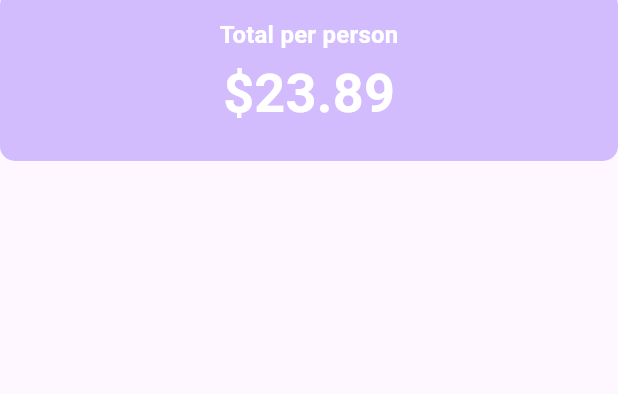
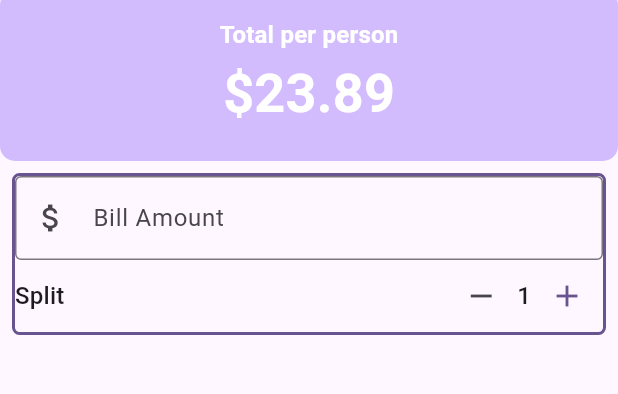
Before and after one commit to KazukiYoshida24/utip, a Flutter app: the screen it shows after launch, on a phone screen of 412 x 824 dp, the part 94-488 px from its top. Run offline on Flutter 3.47's test engine with Material 3 defaults, Android fonts, the phone set to English and light mode, and no system bars.

```diff
--- a/lib/main.dart
+++ b/lib/main.dart
@@ -31,6 +31,23 @@ class UTip extends StatefulWidget {
 }
 
 class _UTipState extends State<UTip> {
+  int _personCount = 1;
+
+  //Methods
+  void increment() {
+    setState(() {
+      _personCount = _personCount + 1;
+    });
+  }
+
+  void decrement() {
+    setState(() {
+      if (_personCount > 0) {
+        _personCount--;
+      }
+    });
+  }
+
   @override
   Widget build(BuildContext context) {
     var theme = Theme.of(context); //下で何回もTheme.of(context)という必要がない
@@ -63,6 +80,54 @@ class _UTipState extends State<UTip> {
                   ),
                 ],
               )),
+          Padding(
+            padding: const EdgeInsets.all(8.0),
+            child: Container(
+              decoration: BoxDecoration(
+                  borderRadius: BorderRadius.circular(5),
+                  border:
+                      Border.all(color: theme.colorScheme.primary, width: 2)),
+              child: Column(
+                children: [
+                  TextField(
+                    decoration: const InputDecoration(
+                        border: OutlineInputBorder(),
+                        prefixIcon: Icon(Icons.attach_money),
+                        labelText: 'Bill Amount'),
+                    keyboardType: TextInputType.number,
+                    onChanged: (String value) {
+                      // print(value);
+                    },
+                  ),
+                  // Split Bill area
+                  Row(
+                    mainAxisAlignment: MainAxisAlignment.spaceBetween,
+                    children: [
+                      Text(
+                        'Split',
+                        style: theme.textTheme.titleMedium,
+                      ),
+                      Row(
+                        children: [
+                          IconButton(
+                              onPressed: decrement,
+                              icon: const Icon(Icons.remove)),
+                          Text(
+                            "$_personCount",
+                            style: theme.textTheme.titleMedium,
+                          ),
+                          IconButton(
+                              color: theme.colorScheme.primary,
+                              onPressed: increment,
+                              icon: const Icon(Icons.add)),
+                        ],
+                      )
+                    ],
+                  )
+                ],
+              ),
+            ),
+          )
         ],
       ),
     );
```
